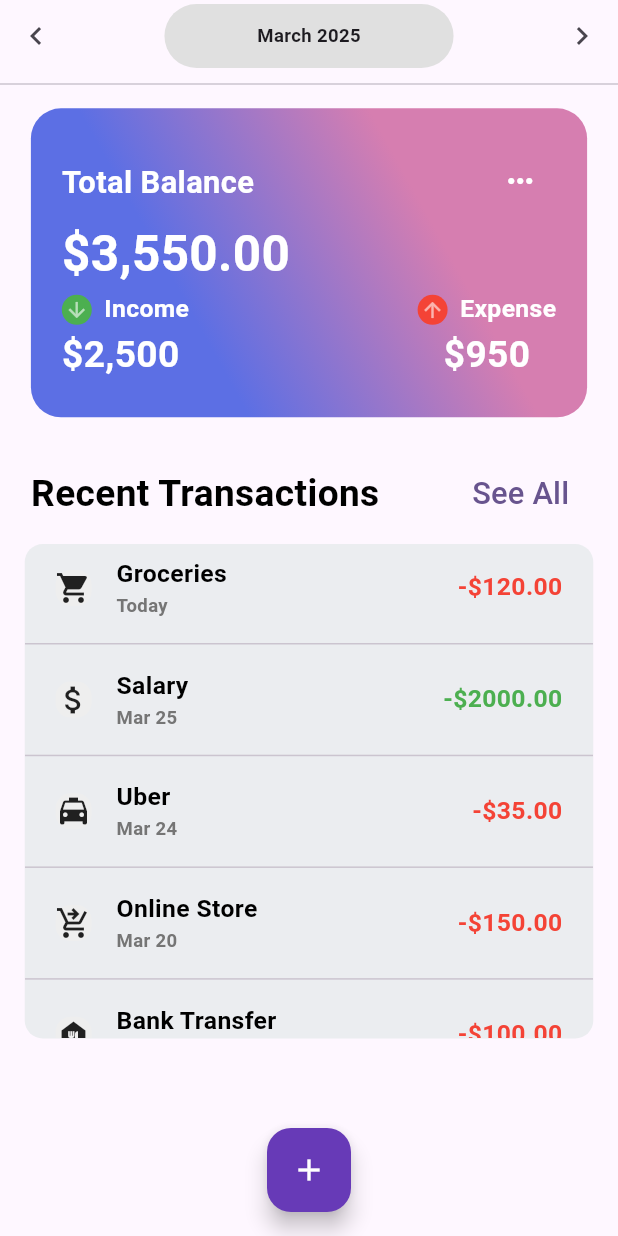
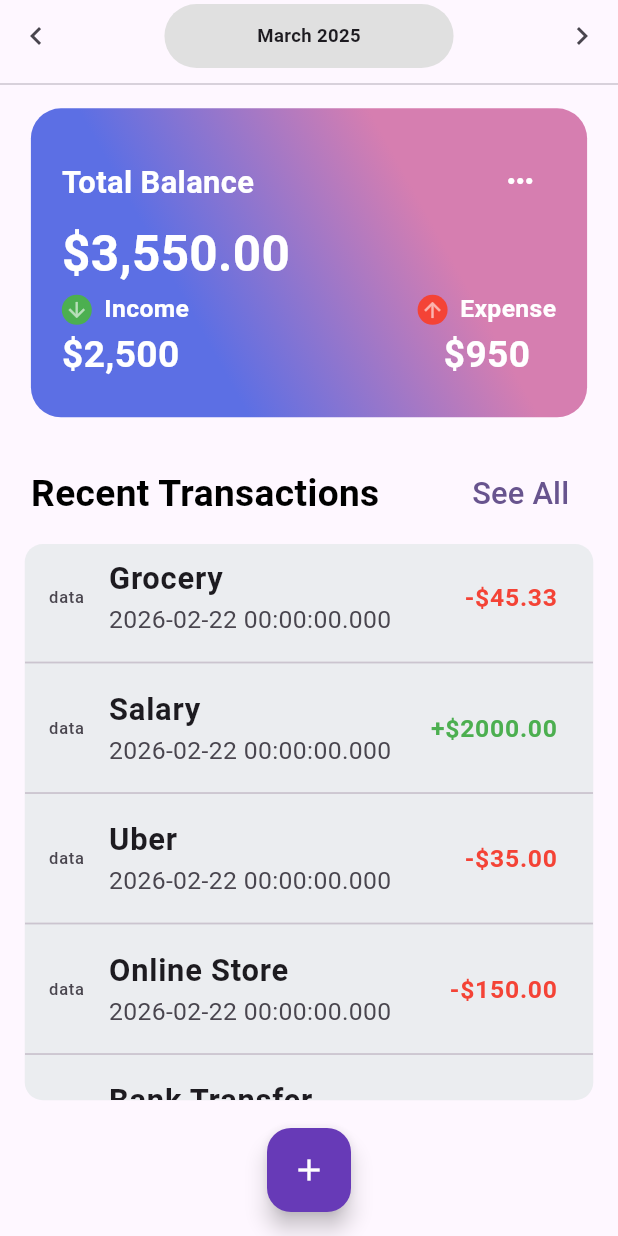
Before and after one commit to pinithasavidya617/money-manage-flutter, a Flutter app: the HomeScreen screen opened directly, on a phone screen of 412 x 824 dp. Run offline on Flutter 3.47's test engine with Material 3 defaults, Android fonts, the phone set to English and light mode, and no system bars.

Commit message:
Add Transaction models and ListTiles

```diff
--- /dev/null
+++ b/lib/data/model/transaction_model.dart
@@ -0,0 +1,15 @@
+class TransactionModel{
+  final String iconName;
+  final String title;
+  final DateTime date;
+  final double amount;
+  final bool isExpense;
+
+  TransactionModel({
+    required this.iconName,
+    required this.title,
+    required this.date,
+    required this.amount,
+    required this.isExpense
+});
+}
--- a/lib/screens/home_screen.dart
+++ b/lib/screens/home_screen.dart
@@ -1,6 +1,8 @@
 import 'package:flutter/material.dart';
 import 'package:money_manage/configs/size_config.dart';
+import 'package:money_manage/data/model/transaction_model.dart';
 import 'package:money_manage/screens/launch_screen.dart';
+import 'package:money_manage/widgets/transaction_widget.dart';
 
 import '../widgets/transaction_items.dart';
 
@@ -12,6 +14,16 @@ class HomeScreen extends StatefulWidget {
 }
 
 class _HomeScreenState extends State<HomeScreen> {
+
+  final List<TransactionModel> transactions = [
+    TransactionModel(iconName: 'cart', title: 'Grocery', date: DateTime(2026, 02, 22), amount: 45.33, isExpense: true),
+    TransactionModel(iconName: 'cart', title: 'Salary', date: DateTime(2026, 02, 22), amount: 2000.00, isExpense: false),
+    TransactionModel(iconName: 'cart', title: 'Uber', date: DateTime(2026, 02, 22), amount: 35.00, isExpense: true),
+    TransactionModel(iconName: 'cart', title: 'Online Store', date: DateTime(2026, 02, 22), amount: 150.00, isExpense: true),
+    TransactionModel(iconName: 'cart', title: 'Bank Transfer', date: DateTime(2026, 02, 22), amount: 150.00, isExpense: true)
+
+  ];
+
   @override
   Widget build(BuildContext context) {
     return Scaffold(
@@ -195,58 +207,69 @@ class _HomeScreenState extends State<HomeScreen> {
                     ],
                   ),
                   Container(
-                    height: SizeConfig.blockHeight * 40 ,
+                    height: SizeConfig.blockHeight * 45 ,
                     margin: EdgeInsets.symmetric(horizontal: SizeConfig.blockWidth * 4, vertical: SizeConfig.blockHeight),
                     decoration: BoxDecoration(
                         borderRadius: BorderRadius.circular(12),
                       color: Color(0xFFEBEDF0)
                     ),
-                    child: ListView(
-                      children: [
-                        TransactionItem(
-                          icon: Icons.shopping_cart,
-                          title: "Groceries",
-                          date: "Today",
-                          amount: "-\$120.00",
-                          isExpense: true,
-                        ),
-                        TransactionItem(
-                          icon: Icons.attach_money,
-                          title: "Salary",
-                          date: "Mar 25",
-                          amount: "-\$2000.00",
-                          isExpense: false,
-                        ),
-                        TransactionItem(
-                          icon: Icons.local_taxi,
-                          title: "Uber",
-                          date: "Mar 24",
-                          amount: "-\$35.00",
-                          isExpense: true,
-                        ),
-                        TransactionItem(
-                          icon: Icons.shopping_cart_checkout,
-                          title: "Online Store",
-                          date: "Mar 20",
-                          amount: "-\$150.00",
-                          isExpense: true,
-                        ),
-                        TransactionItem(
-                          icon: Icons.food_bank,
-                          title: "Bank Transfer",
-                          date: "Mar 19",
-                          amount: "-\$100.00",
-                          isExpense: true,
-                        ),
-                        TransactionItem(
-                          icon: Icons.food_bank,
-                          title: "Bank Transfer",
-                          date: "Mar 19",
-                          amount: "-\$100.00",
-                          isExpense: true,
-                        )
-                      ]
+                    child: Expanded(
+                      child: ListView.separated(
+                        itemCount: transactions.length,
+                        itemBuilder: (context, index){
+                          return TransactionWidget(transaction: transactions[index]);
+                        },
+                        separatorBuilder: (context, index) {
+                          return Divider(thickness: 1.2,);
+                        },
+                      ),
                     ),
+                    // child: ListView(
+                    //   children: [
+                    //     TransactionItem(
+                    //       icon: Icons.shopping_cart,
+                    //       title: "Groceries",
+                    //       date: "Today",
+                    //       amount: "-\$120.00",
+                    //       isExpense: true,
+                    //     ),
+                    //     TransactionItem(
+                    //       icon: Icons.attach_money,
+                    //       title: "Salary",
+                    //       date: "Mar 25",
+                    //       amount: "-\$2000.00",
+                    //       isExpense: false,
+                    //     ),
+                    //     TransactionItem(
+                    //       icon: Icons.local_taxi,
+                    //       title: "Uber",
+                    //       date: "Mar 24",
+                    //       amount: "-\$35.00",
+                    //       isExpense: true,
+                    //     ),
+                    //     TransactionItem(
+                    //       icon: Icons.shopping_cart_checkout,
+                    //       title: "Online Store",
+                    //       date: "Mar 20",
+                    //       amount: "-\$150.00",
+                    //       isExpense: true,
+                    //     ),
+                    //     TransactionItem(
+                    //       icon: Icons.food_bank,
+                    //       title: "Bank Transfer",
+                    //       date: "Mar 19",
+                    //       amount: "-\$100.00",
+                    //       isExpense: true,
+                    //     ),
+                    //     TransactionItem(
+                    //       icon: Icons.food_bank,
+                    //       title: "Bank Transfer",
+                    //       date: "Mar 19",
+                    //       amount: "-\$100.00",
+                    //       isExpense: true,
+                    //     )
+                    //   ]
+                    // ),
                   )
                 ],
               )
--- /dev/null
+++ b/lib/widgets/transaction_widget.dart
@@ -0,0 +1,33 @@
+import 'package:flutter/material.dart';
+import 'package:money_manage/configs/size_config.dart';
+import 'package:money_manage/data/model/transaction_model.dart';
+
+class TransactionWidget extends StatelessWidget {
+
+
+  const TransactionWidget({super.key, required this.transaction });
+
+  final TransactionModel transaction;
+
+  @override
+  Widget build(BuildContext context) {
+    return ListTile(
+      leading: Text("data"),
+      title: Text(transaction.title,
+          style: TextStyle(
+          fontSize: SizeConfig.blockWidth * 5,
+          fontWeight: FontWeight.bold
+      )),
+      subtitle: Text(transaction.date.toString(),
+          style: TextStyle(
+              fontSize: SizeConfig.blockWidth * 4,
+          )),
+      trailing: Text("${transaction.isExpense ? '-' : '+'}\$${transaction.amount.toStringAsFixed(2)}",
+        style: TextStyle(
+          color: transaction.isExpense ? Colors.red : Colors.green,
+          fontSize: SizeConfig.blockWidth * 4,
+          fontWeight: FontWeight.bold
+        ),),
+    );
+  }
+}
```
